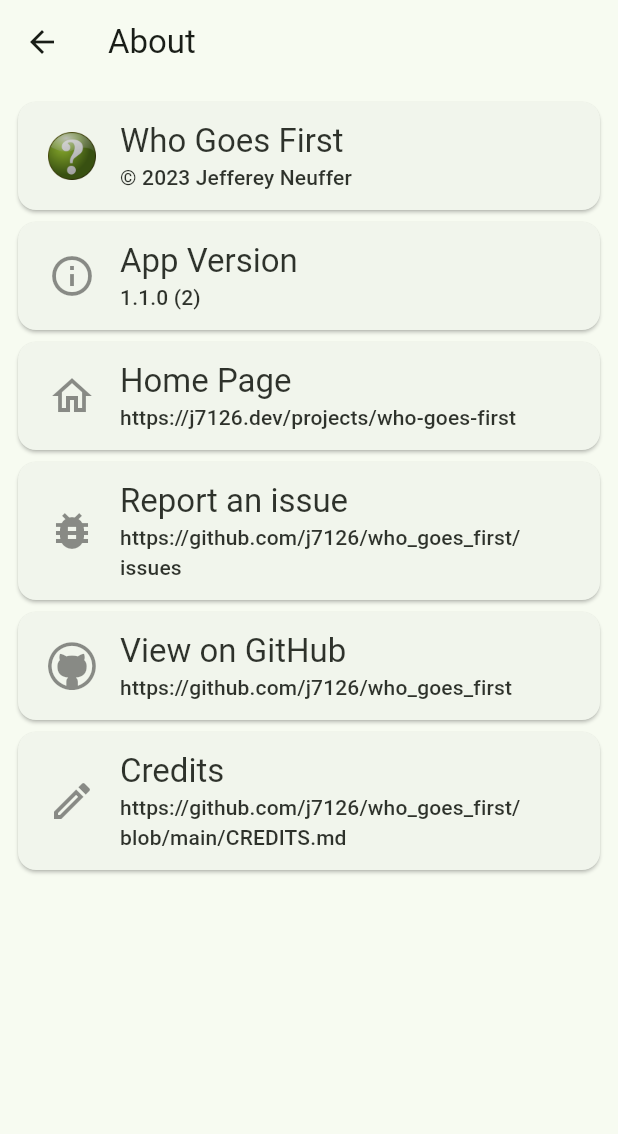
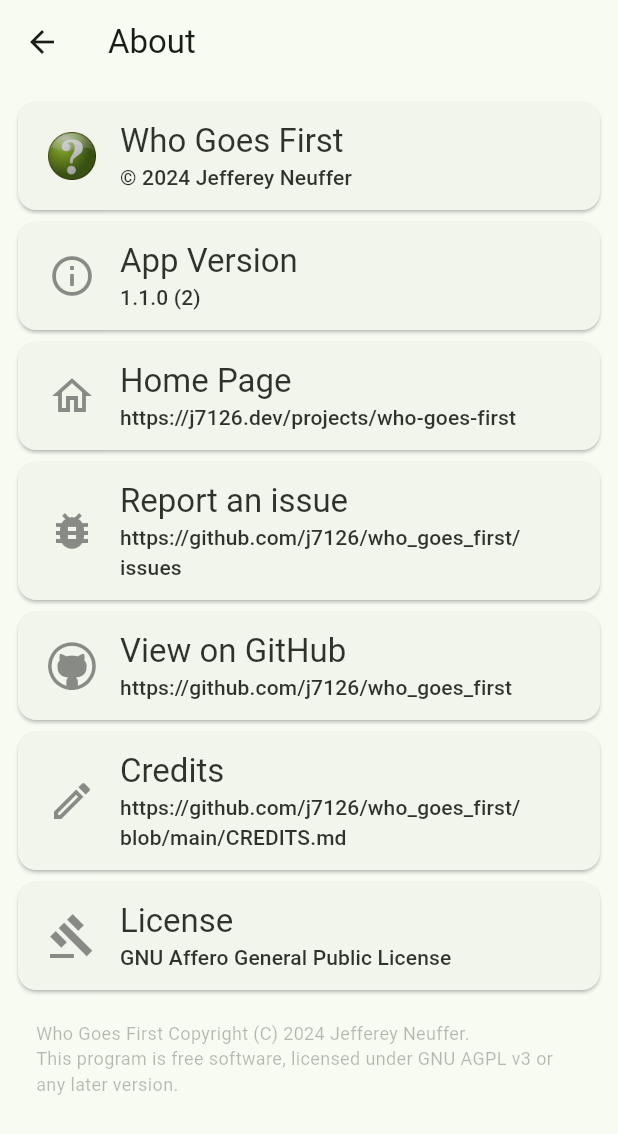
Before and after one commit to j7126/who_goes_first, a Flutter app: the AboutPage screen opened directly, on a phone screen of 412 x 824 dp. Shown: the top 1134 px of the screen. Run offline on Flutter 3.47's test engine with Material 3 defaults, Android fonts, the phone set to English and light mode, and no system bars; our stand-ins replace package_info_plus.

Commit message:
about page update license & copyright

```diff
--- a/lib/about_page.dart
+++ b/lib/about_page.dart
@@ -61,7 +61,7 @@ class _AboutPageState extends State<AboutPage> {
                                   style: Theme.of(context).textTheme.titleLarge,
                                 ),
                                 Text(
-                                  '© 2023 Jefferey Neuffer',
+                                  '© 2024 Jefferey Neuffer',
                                   style: Theme.of(context).textTheme.titleSmall,
                                 ),
                               ],
@@ -271,6 +271,59 @@ class _AboutPageState extends State<AboutPage> {
                   ),
                 ),
               ),
+              GestureDetector(
+                  onTap: () => launchUrl(Uri.parse('https://github.com/j7126/who_goes_first/blob/main/LICENSE.txt')),
+                  child: Card(
+                    child: Padding(
+                      padding: const EdgeInsets.symmetric(horizontal: 20.0, vertical: 12.0),
+                      child: Row(
+                        mainAxisSize: MainAxisSize.max,
+                        children: [
+                          const Opacity(
+                            opacity: 0.5,
+                            child: Icon(
+                              Icons.gavel_outlined,
+                              size: 32,
+                            ),
+                          ),
+                          Expanded(
+                            child: Padding(
+                              padding: const EdgeInsets.symmetric(horizontal: 16.0),
+                              child: Opacity(
+                                opacity: 0.9,
+                                child: Column(
+                                  crossAxisAlignment: CrossAxisAlignment.start,
+                                  children: [
+                                    Text(
+                                      'License',
+                                      style: Theme.of(context).textTheme.titleLarge,
+                                    ),
+                                    Text(
+                                      'GNU Affero General Public License',
+                                      style: Theme.of(context).textTheme.titleSmall,
+                                    ),
+                                  ],
+                                ),
+                              ),
+                            ),
+                          ),
+                        ],
+                      ),
+                    ),
+                  ),
+                ),
+                const Padding(
+                  padding: EdgeInsets.all(16.0),
+                  child: Opacity(
+                    opacity: 0.3,
+                    child: Text(
+                      "Who Goes First Copyright (C) 2024 Jefferey Neuffer.\nThis program is free software, licensed under GNU AGPL v3 or any later version.",
+                      style: TextStyle(
+                        fontSize: 12.0,
+                      ),
+                    ),
+                  ),
+                ),
             ],
           ),
         ),
```
